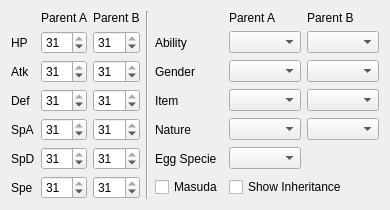
Old version of the form Form/Controls/EggSettings.ui in the repository Admiral-Fish/PokeFinder.
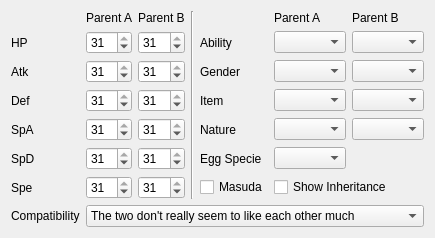
New version of the form. Custom widgets are drawn as their Qt base class.

Patch:
```diff
--- a/Form/Controls/EggSettings.ui
+++ b/Form/Controls/EggSettings.ui
@@ -6,8 +6,8 @@
    <rect>
     <x>0</x>
     <y>0</y>
-    <width>370</width>
-    <height>202</height>
+    <width>421</width>
+    <height>231</height>
    </rect>
   </property>
   <layout class="QGridLayout" name="gridLayout">
@@ -308,6 +308,32 @@
      </property>
     </widget>
    </item>
+   <item row="7" column="0">
+    <widget class="QLabel" name="labelCompatibility">
+     <property name="text">
+      <string>Compatibility</string>
+     </property>
+    </widget>
+   </item>
+   <item row="7" column="1" colspan="6">
+    <widget class="ComboBox" name="comboBoxCompatibility">
+     <item>
+      <property name="text">
+       <string>The two don't really seem to like each other much</string>
+      </property>
+     </item>
+     <item>
+      <property name="text">
+       <string>The two seem to get along</string>
+      </property>
+     </item>
+     <item>
+      <property name="text">
+       <string>The two seem to get along very well</string>
+      </property>
+     </item>
+    </widget>
+   </item>
   </layout>
  </widget>
  <customwidgets>
```
Left out of the diff: 3 changed lines with no effect on the pictures.
